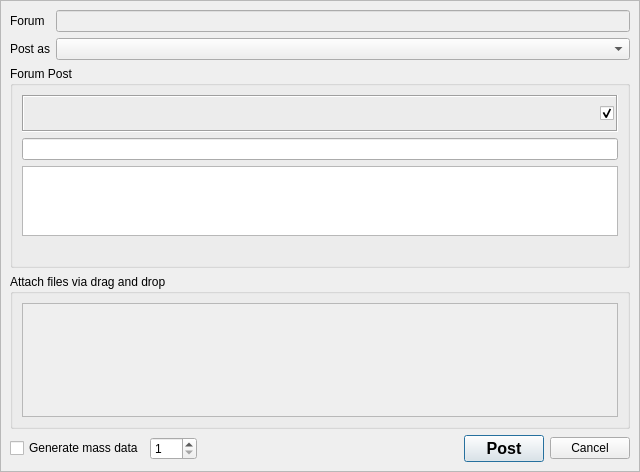
The window that retroshare-gui/src/gui/gxsforums/CreateGxsForumMsg.ui (RetroShare/RetroShare) describes before a commit, drawn with Qt 5.
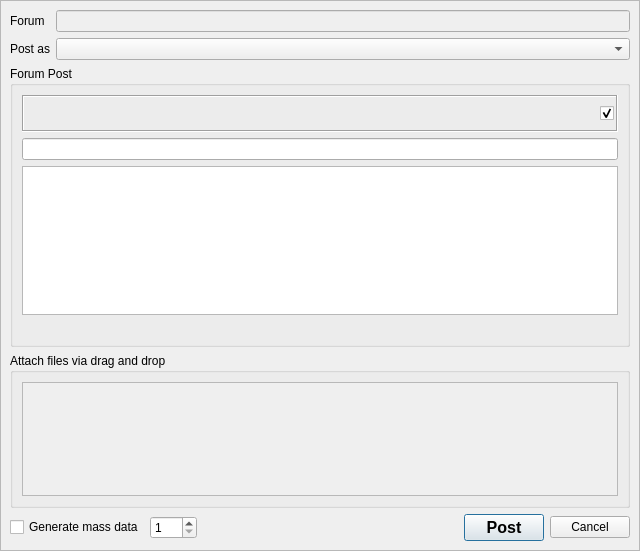
The same window after the commit. Icons and pictures are not drawn. Custom widgets are drawn as their Qt base class.

Commit message:
Fixed fonts for macos
Fixed Toolbar fonts
Fixed forum composer fonts

The edit to the form file:
```diff
--- a/retroshare-gui/src/gui/gxsforums/CreateGxsForumMsg.ui
+++ b/retroshare-gui/src/gui/gxsforums/CreateGxsForumMsg.ui
@@ -7,7 +7,7 @@
     <x>0</x>
     <y>0</y>
     <width>640</width>
-    <height>465</height>
+    <height>551</height>
    </rect>
   </property>
   <property name="windowTitle">
@@ -132,17 +132,12 @@
             </item>
             <item row="3" column="0">
              <widget class="MimeTextEdit" name="forumMessage">
-              <property name="font">
-               <font>
-                <family>MS Sans Serif</family>
-               </font>
-              </property>
               <property name="html">
                <string>&lt;!DOCTYPE HTML PUBLIC &quot;-//W3C//DTD HTML 4.0//EN&quot; &quot;http://www.w3.org/TR/REC-html40/strict.dtd&quot;&gt;
 &lt;html&gt;&lt;head&gt;&lt;meta name=&quot;qrichtext&quot; content=&quot;1&quot; /&gt;&lt;style type=&quot;text/css&quot;&gt;
 p, li { white-space: pre-wrap; }
-&lt;/style&gt;&lt;/head&gt;&lt;body style=&quot; font-family:'MS Sans Serif'; font-size:9pt; font-weight:400; font-style:normal;&quot;&gt;
-&lt;p style=&quot;-qt-paragraph-type:empty; margin-top:0px; margin-bottom:0px; margin-left:0px; margin-right:0px; -qt-block-indent:0; text-indent:0px; font-size:8.25pt;&quot;&gt;&lt;br /&gt;&lt;/p&gt;&lt;/body&gt;&lt;/html&gt;</string>
+&lt;/style&gt;&lt;/head&gt;&lt;body style=&quot; font-family:''; font-size:; font-weight:400; font-style:normal;&quot;&gt;
+&lt;p style=&quot;-qt-paragraph-type:empty; margin-top:0px; margin-bottom:0px; margin-left:0px; margin-right:0px; -qt-block-indent:0; text-indent:0px;&quot;&gt;&lt;br /&gt;&lt;/p&gt;&lt;/body&gt;&lt;/html&gt;</string>
               </property>
              </widget>
             </item>
@@ -382,6 +377,11 @@
   </layout>
  </widget>
  <customwidgets>
+  <customwidget>
+   <class>MimeTextEdit</class>
+   <extends>QTextEdit</extends>
+   <header location="global">gui/common/MimeTextEdit.h</header>
+  </customwidget>
   <customwidget>
    <class>GxsIdChooser</class>
    <extends>QComboBox</extends>
@@ -399,11 +399,6 @@
    <header location="global">gui/common/HashBox.h</header>
    <container>1</container>
   </customwidget>
-  <customwidget>
-   <class>MimeTextEdit</class>
-   <extends>QTextEdit</extends>
-   <header location="global">gui/common/MimeTextEdit.h</header>
-  </customwidget>
  </customwidgets>
  <resources>
   <include location="../images.qrc"/>
```
Left out of the diff: 2 changed lines with no effect on the pictures. The commit also changes 1 other file.
